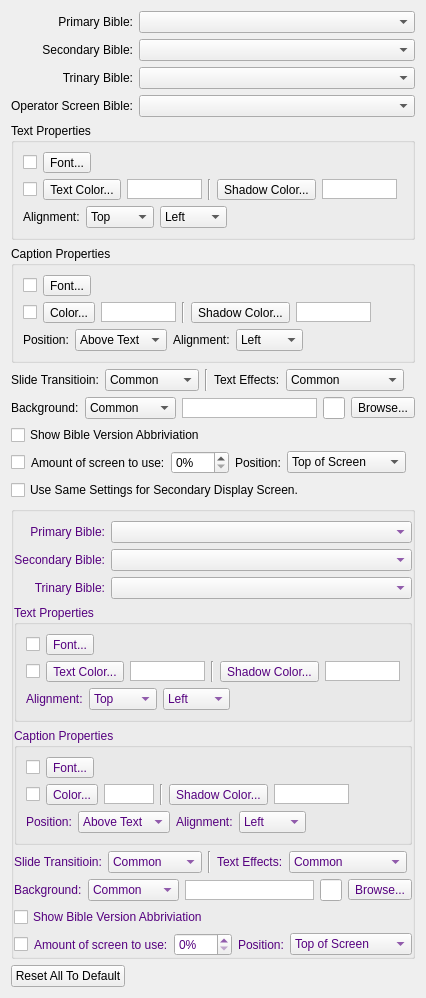
The window that src/biblesettingwidget.ui (SoftProjector/src) describes before a commit, drawn with Qt 5.
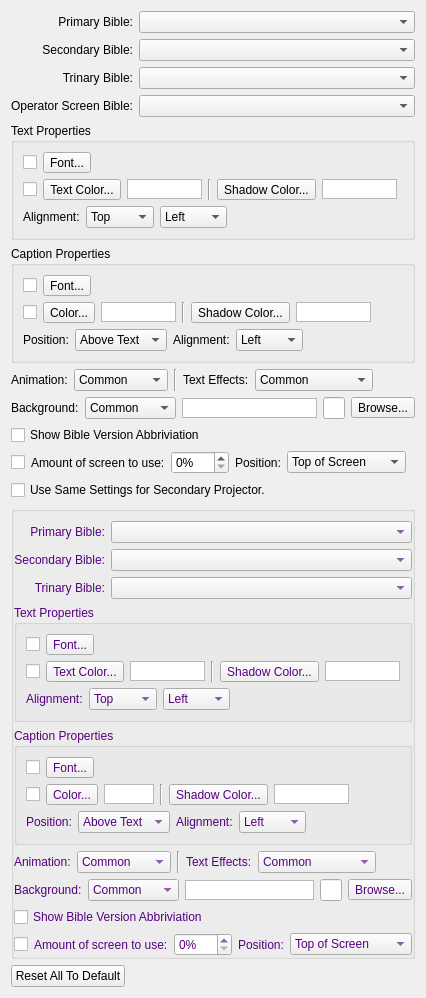
The same window after the commit. Icons and pictures are not drawn.

```diff
--- a/src/biblesettingwidget.ui
+++ b/src/biblesettingwidget.ui
@@ -543,7 +543,7 @@
      <item>
       <widget class="QLabel" name="labelTextAlign_2">
        <property name="text">
-        <string>Slide Transitioin:</string>
+        <string>Animation:</string>
        </property>
       </widget>
      </item>
@@ -881,7 +881,7 @@
    <item>
     <widget class="QCheckBox" name="checkBoxDisp2">
      <property name="text">
-      <string>Use Same Settings for Secondary Display Screen.</string>
+      <string>Use Same Settings for Secondary Projector.</string>
      </property>
     </widget>
    </item>
@@ -1524,7 +1524,7 @@
         <item>
          <widget class="QLabel" name="labelTextAlign_5">
           <property name="text">
-           <string>Slide Transitioin:</string>
+           <string>Animation:</string>
           </property>
          </widget>
         </item>
```
